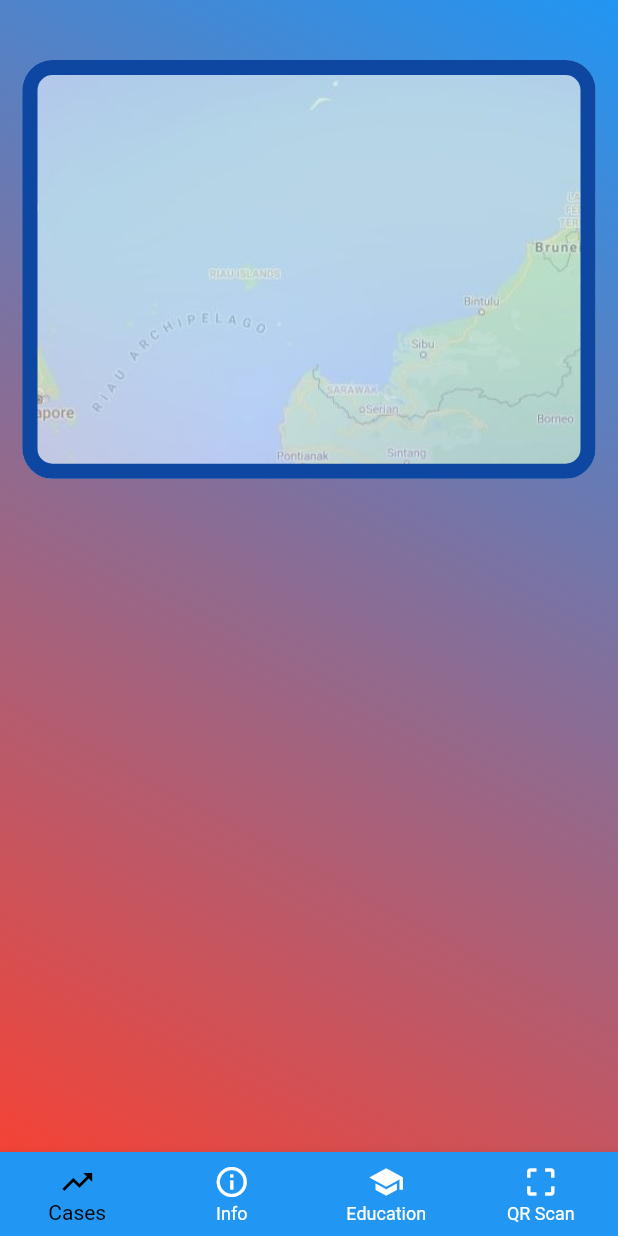
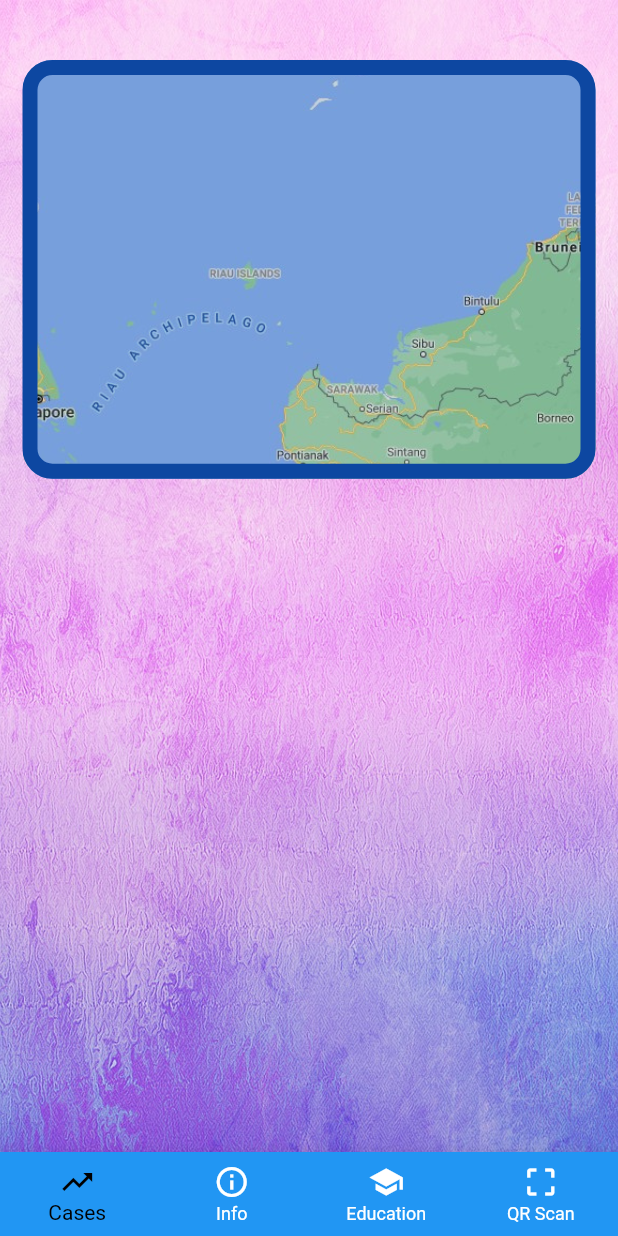
Before and after one commit to AdamHarith2510/flutter_app123, a Flutter app: the screen it shows after launch, on a phone screen of 412 x 824 dp. Run offline on Flutter 3.47's test engine with Material 2 defaults, Android fonts, the phone set to English and light mode, and no system bars; our stand-ins replace page_transition, webview_flutter; missing offline and left inert: qr_code_scanner; network calls fail; project files that could hold a hidden picture were left out.

Commit message:
Add files via upload

```diff
--- a/lib/home.dart
+++ b/lib/home.dart
@@ -47,13 +47,12 @@ class _HomeState extends State<Home> {
   @override
   Widget build(BuildContext context) {
     return Container(
+      constraints: BoxConstraints.expand(),
       decoration: BoxDecoration(
-        gradient: LinearGradient(
-            begin: Alignment.topRight,
-            end: Alignment.bottomLeft,
-            colors: [Colors.blue, Colors.red]
-        ),
-      ),
+          image: DecorationImage(
+              image: AssetImage("assets/images/bg2.jpg"),
+              fit: BoxFit.cover)),
+
       child:  Column(
         children: [
           Flexible(
@@ -66,7 +65,7 @@ class _HomeState extends State<Home> {
                 ),
                 borderRadius: BorderRadius.circular(20.0),
                 image: DecorationImage(
-                  image: AssetImage('assets/images/MM2.jpg'),
+                  image: AssetImage('assets/images/MM3.png'),
                   fit: BoxFit.fitHeight,
                 ),
               ),
```
Also changed, not shown: lib/cov.dart (+5 -6 lines), lib/education.dart (+4 -6 lines), lib/info.dart (+5 -7 lines).
